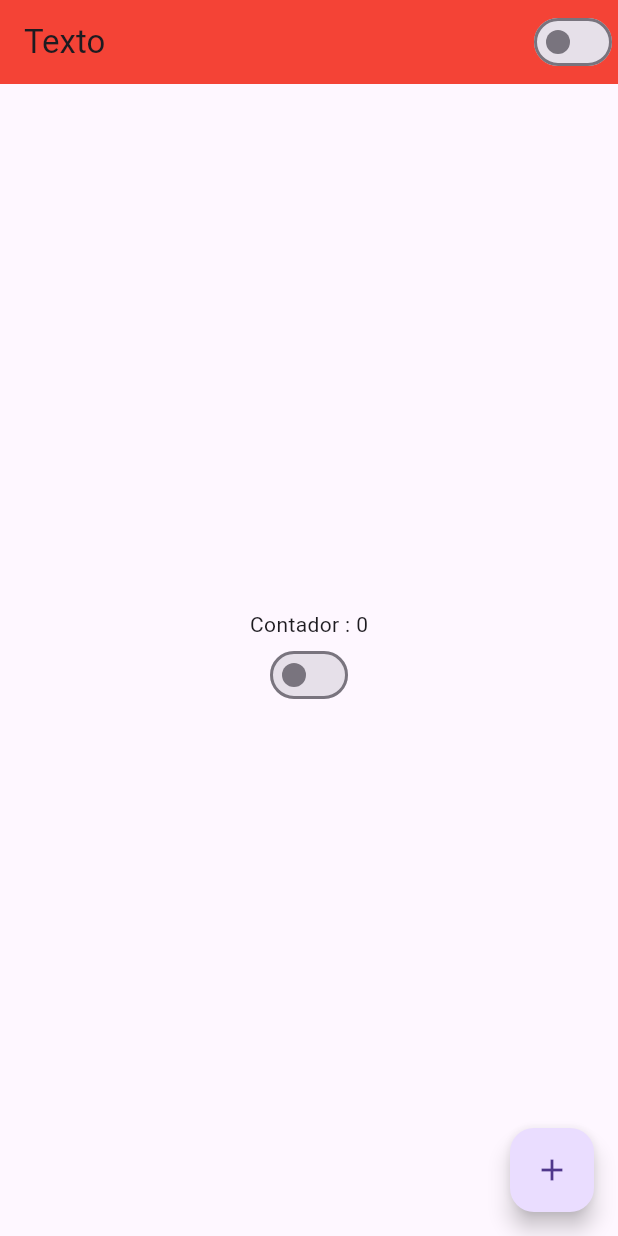
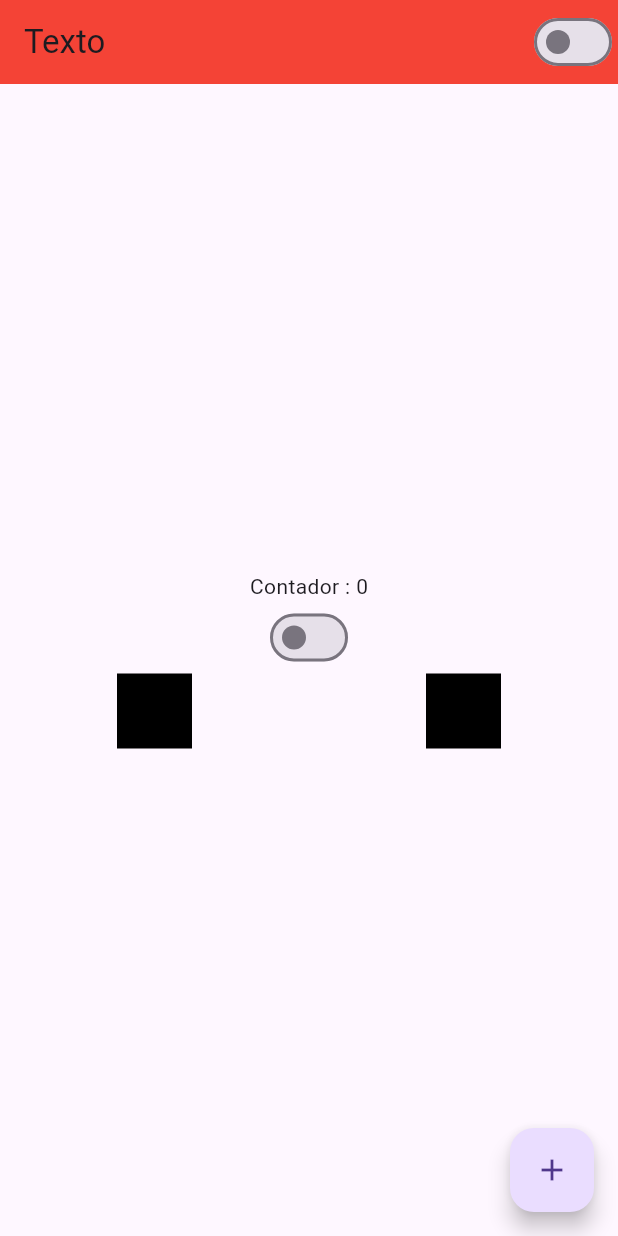
Before and after one commit to LeElima/first_flutter_project, a Flutter app: the screen it shows after launch, on a phone screen of 412 x 824 dp. Run offline on Flutter 3.47's test engine with Material 3 defaults, Android fonts, the phone set to English and light mode, and no system bars.

Commit message:
Inserido linha

```diff
--- a/lib/home_page.dart
+++ b/lib/home_page.dart
@@ -34,7 +34,21 @@ class HomePageState extends State<HomePage>{
           children: [
             Text("Contador : ${counter}"),
             CustomSwitch(),
-
+            Row(
+              mainAxisAlignment: MainAxisAlignment.spaceAround,
+              children: [
+                Container(
+                  width: 50,
+                  height: 50,
+                  color: Colors.black,
+                ),
+                Container(
+                  width: 50,
+                  height: 50,
+                  color: Colors.black,
+                ),
+              ],
+            )
           ],
         ),
       ),
```
